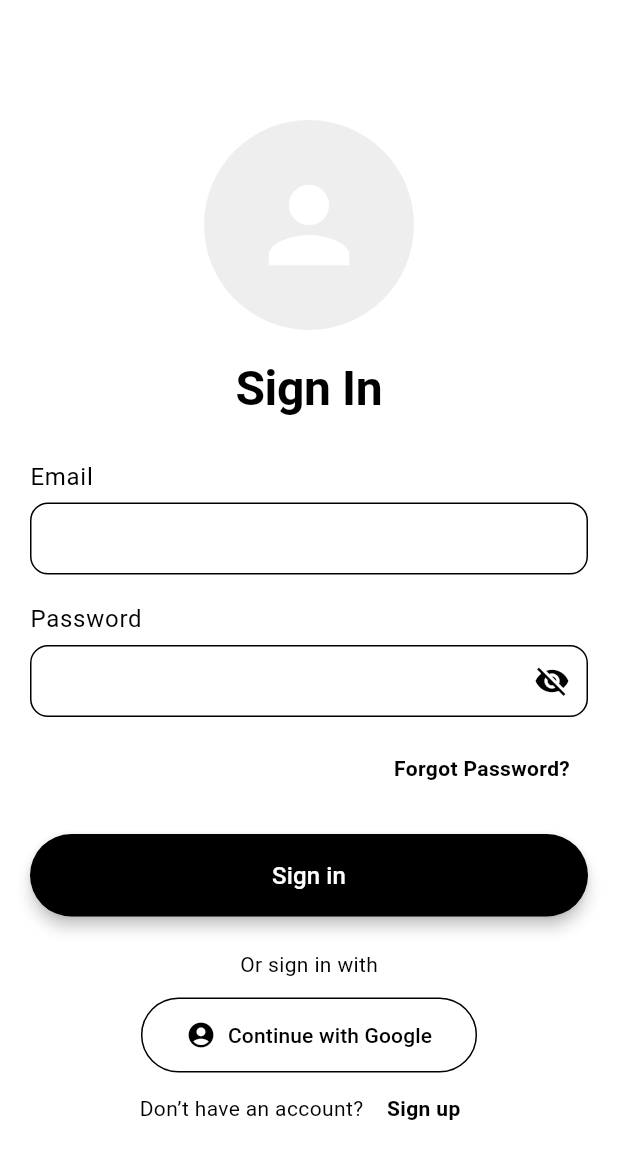
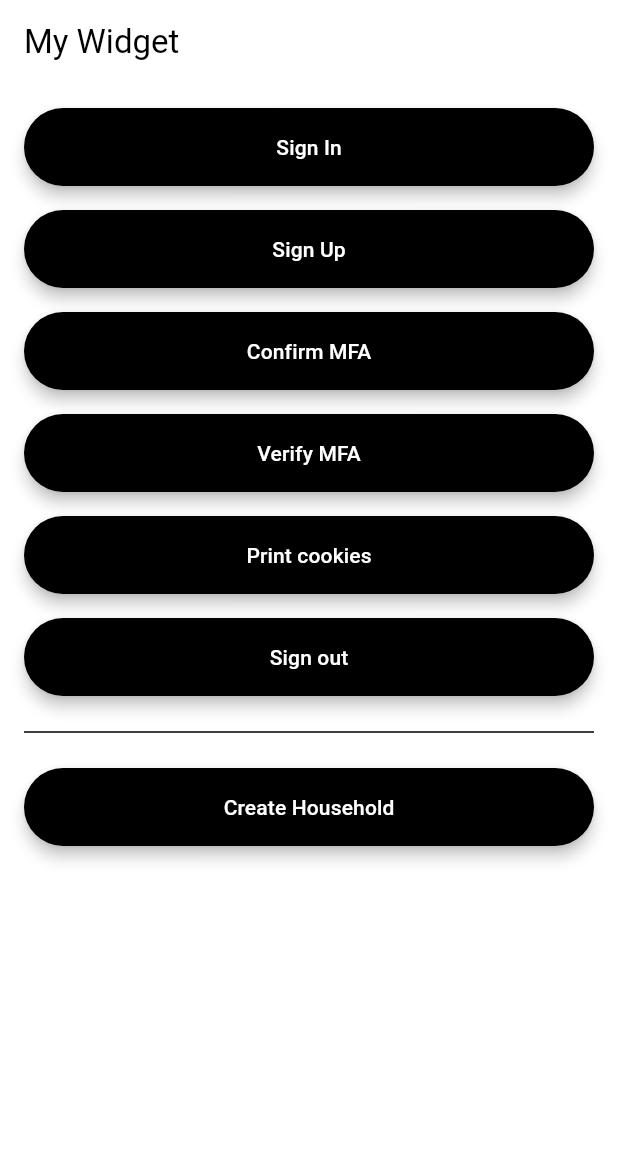
Before and after one commit to HadyMash/smartify, a Flutter app: the screen it shows after launch, on a phone screen of 412 x 824 dp. Shown: the top 1159 px of the screen. Run offline on Flutter 3.47's test engine with Material 3 defaults, Android fonts, the phone set to English and light mode, and no system bars; our stand-ins replace convert, cookie_jar, device_info_plus, dio, dio_cookie_manager, email_validator and 4 more; missing offline and left inert: dart:html.

Commit message:
added the create household method

```diff
--- a/app/lib/main.dart
+++ b/app/lib/main.dart
@@ -1,8 +1,10 @@
 // ignore_for_file: unused_local_variable, prefer_const_declarations, avoid_print, constant_identifier_names, non_constant_identifier_names
 
+import 'dart:math';
 import 'package:flutter/material.dart';
 import 'package:flutter_dotenv/flutter_dotenv.dart';
-import 'screens/account/sign_in_screen.dart';
+import 'package:smartify/services/auth.dart';
+import 'package:smartify/services/household.dart';
 
 // import 'models/mfa.dart';
 // import 'models/user.dart';
@@ -109,7 +111,113 @@ class MyApp extends StatelessWidget {
           headerHelpStyle: TextStyle(color: Colors.white),
         ),
       ),
-      home: const SignInScreen(),
+      home: const MyWidget(),
     );
   }
 }
+
+class MyWidget extends StatelessWidget {
+  const MyWidget({super.key});
+
+  @override
+  Widget build(BuildContext context) {
+    return Scaffold(
+      appBar: AppBar(
+        title: const Text('My Widget'),
+      ),
+      body: Padding(
+        padding: const EdgeInsets.all(16.0),
+        child: Center(
+          child: Column(
+            children: [
+              ElevatedButton(
+                onPressed: () async {
+                  final as = await AuthService.create();
+                  print(
+                      'sign in result: ${await as.signIn('hady@gmail.com', 'Password1!')}');
+                },
+                child: const Text('Sign In'),
+              ),
+              const SizedBox(height: 16),
+              ElevatedButton(
+                onPressed: () async {
+                  final as = await AuthService.create();
+                  print(
+                      'sign up result: ${await as.register('hady@gmail.com', 'Password1!', name: 'Hady')}');
+                },
+                child: const Text('Sign Up'),
+              ),
+              const SizedBox(height: 16),
+              ElevatedButton(
+                onPressed: () async {
+                  final as = await AuthService.create();
+                  print('confirm mfa result: ${await as.confirmMFA('180327')}');
+                },
+                child: const Text('Confirm MFA'),
+              ),
+              const SizedBox(height: 16),
+              ElevatedButton(
+                onPressed: () async {
+                  final as = await AuthService.create();
+                  print('verify mfa result: ${await as.verifyMFA('123456')}');
+                },
+                child: const Text('Verify MFA'),
+              ),
+              const SizedBox(height: 16),
+              ElevatedButton(
+                onPressed: () async {
+                  final as = await AuthService.create();
+                  print('Cookies: ${await as.getCookies()}');
+                },
+                child: const Text('Print cookies'),
+              ),
+              const SizedBox(height: 16),
+              ElevatedButton(
+                onPressed: () async {
+                  final as = await AuthService.create();
+                  await as.signOut();
+                },
+                child: const Text('Sign out'),
+              ),
+              const SizedBox(height: 16),
+              const Divider(),
+              const SizedBox(height: 16),
+              ElevatedButton(
+                  onPressed: () async {
+                    final hs = await HouseholdService.create();
+                    await hs.createHousehold(
+                      'My House ${Random().nextInt(100)}',
+                      2,
+                      [
+                        const HouseholdRoom(
+                          id: '1',
+                          name: 'Living Room',
+                          type: 'living',
+                          floor: 0,
+                          connectedRooms: RoomConnections(right: '2'),
+                        ),
+                        const HouseholdRoom(
+                          id: '2',
+                          name: 'Kitchen',
+                          type: 'kitchen',
+                          floor: 0,
+                          connectedRooms: RoomConnections(left: '1'),
+                        ),
+                        const HouseholdRoom(
+                          id: '3',
+                          name: 'Bedroom',
+                          type: 'bedroom',
+                          floor: 1,
+                          connectedRooms: RoomConnections(),
+                        )
+                      ],
+                    );
+                  },
+                  child: const Text('Create Household')),
+            ],
+          ),
+        ),
+      ),
+    );
+  }
+}
--- /dev/null
+++ b/app/lib/services/household.dart
@@ -0,0 +1,134 @@
+import 'package:dio/dio.dart';
+import 'package:smartify/services/http/http_client.dart';
+
+class HouseholdService {
+  late final Dio _dio;
+  // ignore: unused_field
+  late final SmartifyHttpClient _httpClient;
+
+  HouseholdService._(this._dio, this._httpClient);
+
+  static Future<HouseholdService> create() async {
+    final httpClient = await SmartifyHttpClient.instance;
+    return HouseholdService._(httpClient.dio, httpClient);
+  }
+/*
+export const householdSchema = householdCreateRequestDataSchema.extend({
+  _id: objectIdOrStringSchema.optional(),
+  owner: objectIdOrStringSchema,
+  members: z.array(memberSchema),
+  invites: z.array(householdInviteSchema),
+  rooms: z.array(householdRoomSchema).default([defaultRoom]),
+  floors: z.number().int().min(1).max(500),
+  floorsOffset: z.number().int().optional(),
+});
+  */
+
+  Future createHousehold(String name, int floors, List<HouseholdRoom> rooms,
+      [int? floorsOffset]) async {
+    try {
+      final body = {
+        'name': name,
+        'floors': floors,
+        'rooms': rooms.map((r) => r.toMap()).toList(),
+        if (floorsOffset != null) 'floorsOffset': floorsOffset,
+      };
+
+      final response = await _dio.post('/households/new', data: body);
+
+      print('Household created: ${response.data}');
+
+      //final responseBody = response.data;
+
+      try {} catch (e) {
+        print('Error creating household: $e');
+      }
+    } on DioError catch (e) {
+      print('Dio Error creating household: ${e.message}');
+      if (e.response != null && e.response!.data != null) {
+        if (e.response!.data != null) {
+          print('error response data: ${e.response!.data}');
+          final error = e.response!.data as Map<String, dynamic>;
+          print(
+              'Error creating household: ${error['error'] ?? error['error']}');
+          print('Error creating household details: ${error['details']}');
+        }
+      }
+    } catch (e) {
+      print('Error creating household: $e');
+    }
+  }
+}
+
+/*
+export const householdRoomSchema = z.object({
+  id: z.string(),
+  /** Room name */
+  name: z
+    .string()
+    .min(1, { message: 'Room name cannot be empty' }) // Prevent empty strings
+    .trim(),
+  /** Room type */
+  type: householdRoomTypeSchema,
+  /** Room floor */
+  floor: z.number().int(),
+  /**
+   * Rooms connected to this room. This is used for laying out rooms in the app
+   */
+  connectedRooms: z.object({
+    top: z.string().optional(),
+    bottom: z.string().optional(),
+    left: z.string().optional(),
+    right: z.string().optional(),
+  }),
+});
+*/
+
+class HouseholdRoom {
+  final String id;
+  final String name;
+  final String type;
+  final int floor;
+  final RoomConnections connectedRooms;
+
+  const HouseholdRoom({
+    required this.id,
+    required this.name,
+    required this.type,
+    required this.floor,
+    required this.connectedRooms,
+  });
+
+  Map<String, dynamic> toMap() {
+    return {
+      'id': id,
+      'name': name,
+      'type': type,
+      'floor': floor,
+      'connectedRooms': connectedRooms.toMap(),
+    };
+  }
+}
+
+class RoomConnections {
+  final String? top;
+  final String? bottom;
+  final String? left;
+  final String? right;
+
+  const RoomConnections({
+    this.top,
+    this.bottom,
+    this.left,
+    this.right,
+  });
+
+  Map<String, dynamic> toMap() {
+    return {
+      if (top != null) 'top': top,
+      if (bottom != null) 'bottom': bottom,
+      if (left != null) 'left': left,
+      if (right != null) 'right': right,
+    };
+  }
+}
```
Also changed, not shown: 1 other file.
